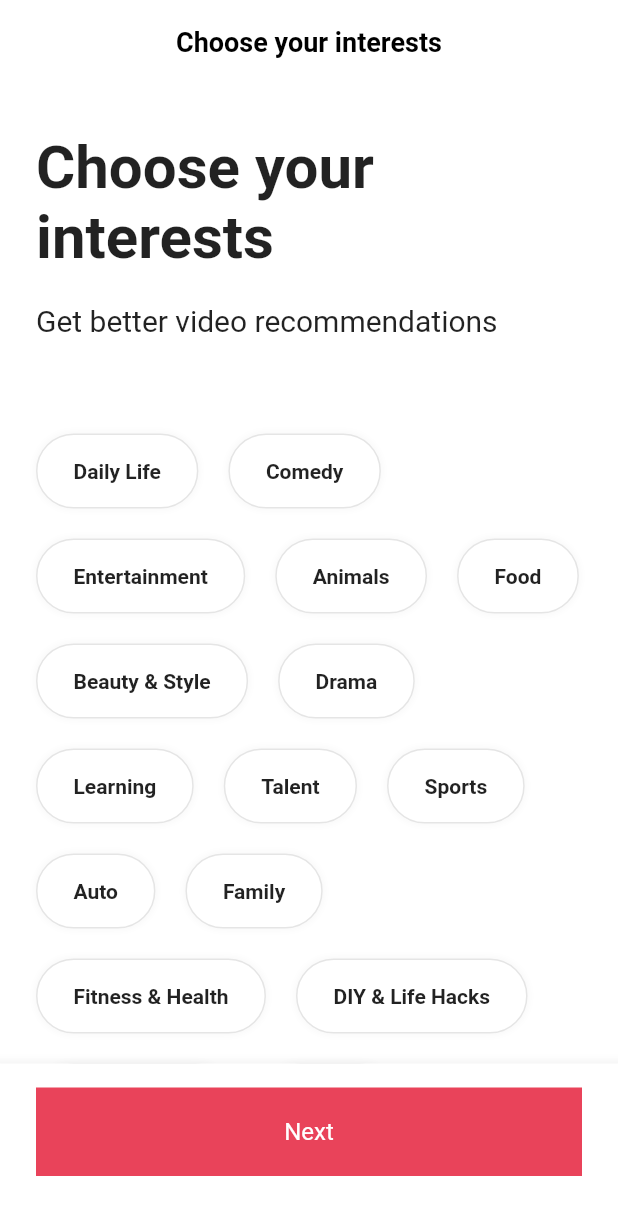
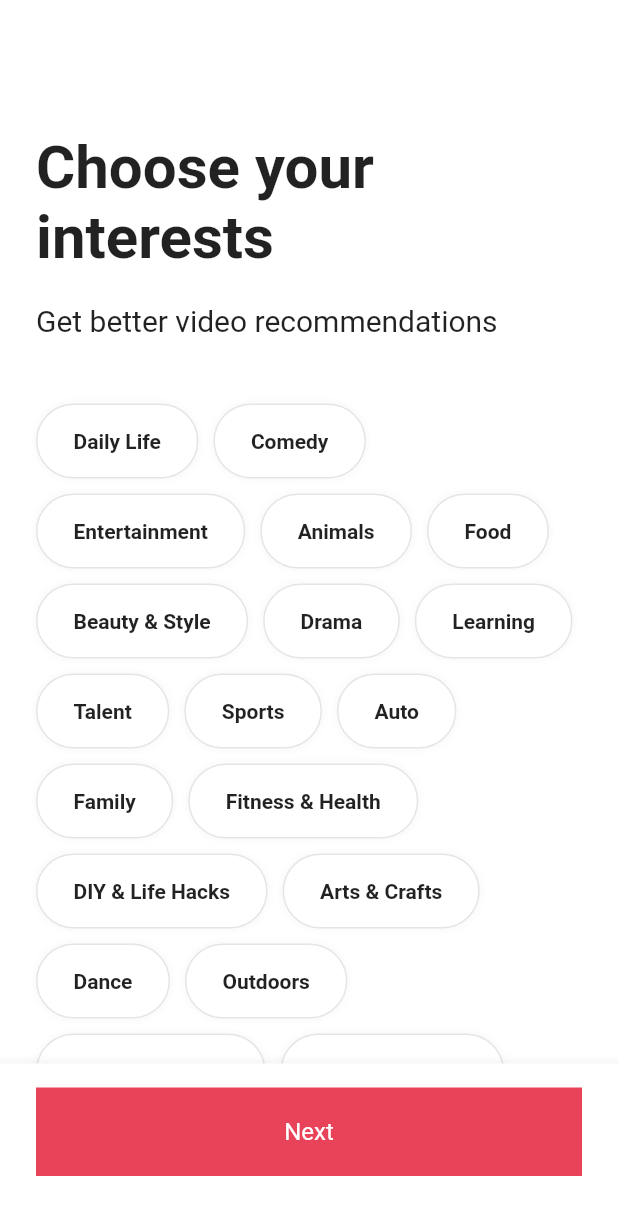
Before and after one commit to LunaGeonWoo/tiktok_clone, a Flutter app: the screen it shows after launch, on a phone screen of 412 x 824 dp. Shown: the top 1215 px of the screen. Run offline on Flutter 3.47's test engine with Material 2 defaults, Android fonts, the phone set to English and light mode, and no system bars; our stand-ins replace font_awesome_flutter.

Commit message:
add interest screen activity

```diff
--- a/lib/features/onboarding/interests_screen.dart
+++ b/lib/features/onboarding/interests_screen.dart
@@ -1,6 +1,7 @@
 import 'package:flutter/material.dart';
 import 'package:tiktok_clone/constants/gaps.dart';
 import 'package:tiktok_clone/constants/sizes.dart';
+import 'package:tiktok_clone/features/onboarding/widgets/interest_button.dart';
 
 const interests = [
   "Daily Life",
@@ -43,16 +44,59 @@ const interests = [
   "Home & Garden",
 ];
 
-class InterestsScreen extends StatelessWidget {
+class InterestsScreen extends StatefulWidget {
   const InterestsScreen({super.key});
+
+  @override
+  State<InterestsScreen> createState() => _InterestsScreenState();
+}
+
+class _InterestsScreenState extends State<InterestsScreen> {
+  final ScrollController _scrollcontroller = ScrollController();
+
+  bool _showTitle = false;
+
+  void _onScroll() {
+    if (_scrollcontroller.offset > 110) {
+      if (_showTitle) return;
+      setState(() {
+        _showTitle = true;
+      });
+    } else {
+      setState(() {
+        _showTitle = false;
+      });
+    }
+  }
+
+  @override
+  void initState() {
+    super.initState();
+    _scrollcontroller.addListener(_onScroll);
+  }
+
+  @override
+  void dispose() {
+    _scrollcontroller.dispose();
+    super.dispose();
+  }
 
   @override
   Widget build(BuildContext context) {
     return Scaffold(
       appBar: AppBar(
-        title: const Text("Choose your interests"),
+        title: AnimatedOpacity(
+          opacity: _showTitle ? 1 : 0,
+          duration: const Duration(
+            milliseconds: 300,
           ),
-      body: SingleChildScrollView(
+          child: const Text("Choose your interests"),
+        ),
+      ),
+      body: Scrollbar(
+        controller: _scrollcontroller,
+        child: SingleChildScrollView(
+          controller: _scrollcontroller,
           child: Padding(
             padding: const EdgeInsets.only(
               left: Sizes.size24,
@@ -77,40 +121,17 @@ class InterestsScreen extends StatelessWidget {
                     fontSize: Sizes.size20,
                   ),
                 ),
-              Gaps.v64,
+                Gaps.v44,
                 Wrap(
-                runSpacing: 20,
-                spacing: 20,
+                  runSpacing: 10,
+                  spacing: 10,
                   children: [
                     for (var interest in interests)
-                    Container(
-                      padding: const EdgeInsets.symmetric(
-                        vertical: Sizes.size16,
-                        horizontal: Sizes.size24,
-                      ),
-                      decoration: BoxDecoration(
-                          color: Colors.white,
-                          borderRadius: BorderRadius.circular(
-                            Sizes.size32,
-                          ),
-                          border: Border.all(
-                            color: Colors.black.withOpacity(0.1),
-                          ),
-                          boxShadow: [
-                            BoxShadow(
-                              color: Colors.black.withOpacity(0.02),
-                              blurRadius: 2,
-                              spreadRadius: 2,
-                            )
-                          ]),
-                      child: Text(
-                        interest,
-                        style: const TextStyle(fontWeight: FontWeight.bold),
-                      ),
-                    )
+                      InterestButton(interest: interest)
                   ],
                 ),
               ],
+            ),
           ),
         ),
       ),
--- /dev/null
+++ b/lib/features/onboarding/widgets/interest_button.dart
@@ -0,0 +1,62 @@
+import 'package:flutter/material.dart';
+import 'package:tiktok_clone/constants/sizes.dart';
+
+class InterestButton extends StatefulWidget {
+  const InterestButton({
+    super.key,
+    required this.interest,
+  });
+
+  final String interest;
+
+  @override
+  State<InterestButton> createState() => _InterestButtonState();
+}
+
+class _InterestButtonState extends State<InterestButton> {
+  bool _isSelected = false;
+
+  void _onTap() {
+    setState(() {
+      _isSelected = !_isSelected;
+    });
+  }
+
+  @override
+  Widget build(BuildContext context) {
+    return GestureDetector(
+      onTap: _onTap,
+      child: AnimatedContainer(
+        duration: const Duration(
+          milliseconds: 300,
+        ),
+        padding: const EdgeInsets.symmetric(
+          vertical: Sizes.size16,
+          horizontal: Sizes.size24,
+        ),
+        decoration: BoxDecoration(
+            color: _isSelected ? Theme.of(context).primaryColor : Colors.white,
+            borderRadius: BorderRadius.circular(
+              Sizes.size32,
+            ),
+            border: Border.all(
+              color: Colors.black.withOpacity(0.1),
+            ),
+            boxShadow: [
+              BoxShadow(
+                color: Colors.black.withOpacity(0.02),
+                blurRadius: 2,
+                spreadRadius: 2,
+              )
+            ]),
+        child: Text(
+          widget.interest,
+          style: TextStyle(
+            fontWeight: FontWeight.bold,
+            color: _isSelected ? Colors.white : Colors.black87,
+          ),
+        ),
+      ),
+    );
+  }
+}
```
Lines whose indentation alone changed are shown as unchanged.
